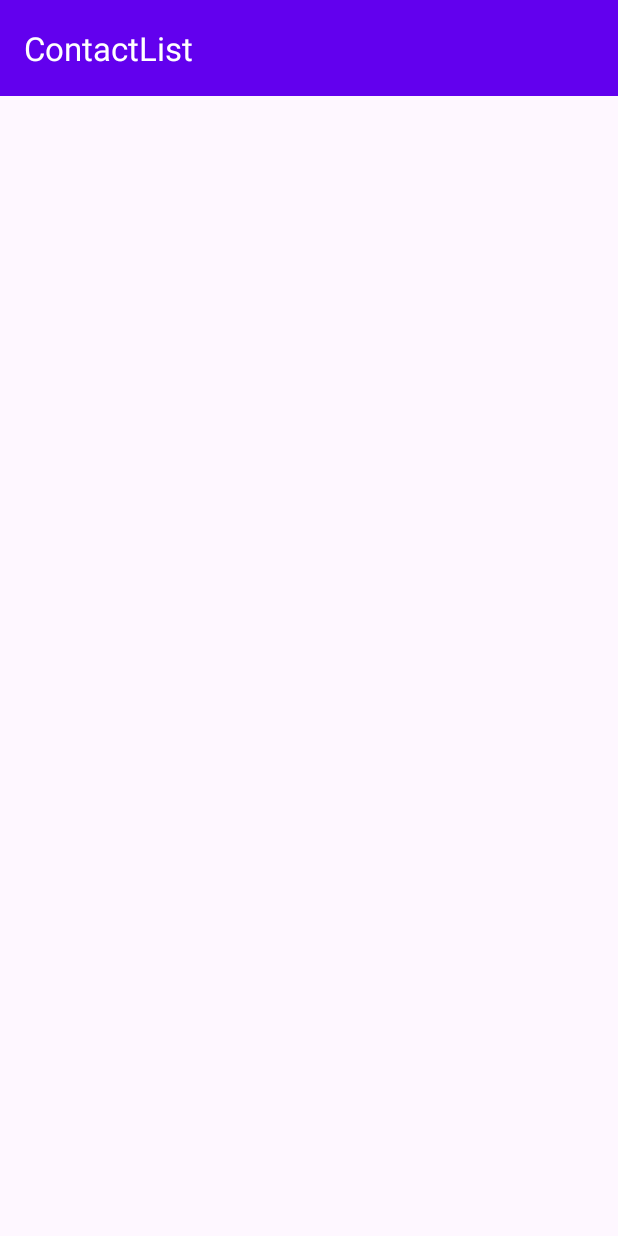
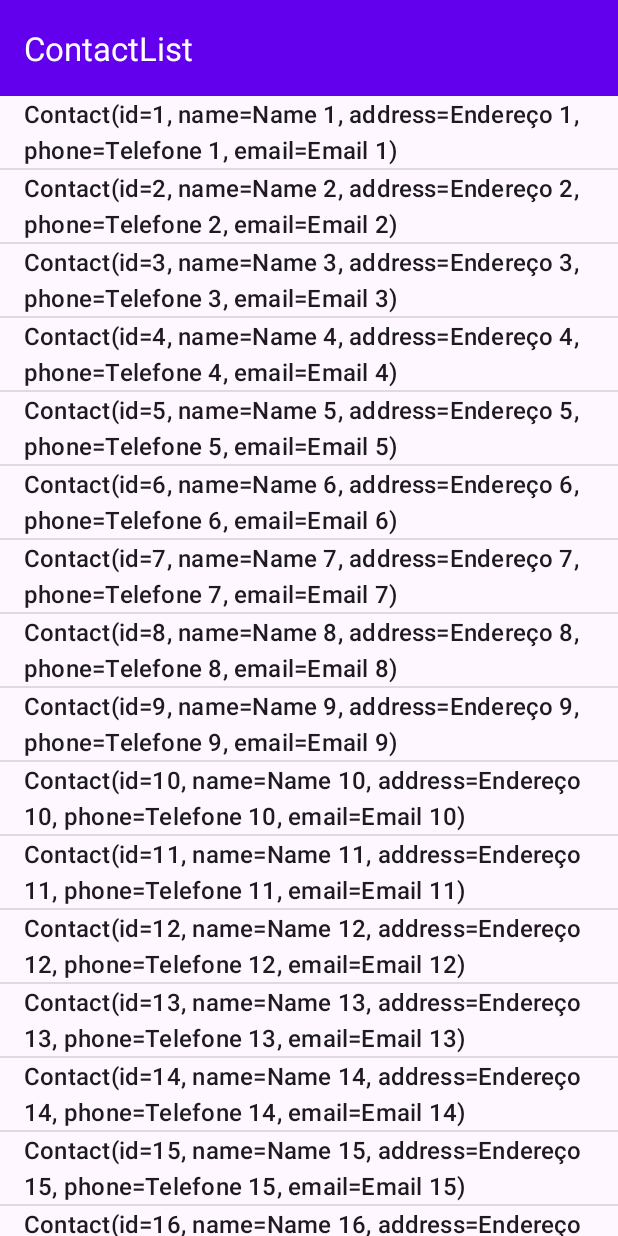
Before and after one commit to erlonprifsp/ContactList, an Android app: the screen it shows after launch (MainActivity), on a phone screen of 412 x 824 dp. Run offline under Robolectric (Android 15) with nearby library versions, the phone set to English and light mode, and no system bars.

Commit message:
pratica - fase 1 - 21:26

```diff
--- a/app/src/main/java/br/edu/scl/ifsp/sdm/contactlist/view/MainActivity.kt
+++ b/app/src/main/java/br/edu/scl/ifsp/sdm/contactlist/view/MainActivity.kt
@@ -4,8 +4,12 @@ package br.edu.scl.ifsp.sdm.contactlist.view // declara o pacote em que a classe
 import androidx.appcompat.app.AppCompatActivity // importa a classe AppCompatActivity
 // AppCompatActivity é a classe base para todas as atividades do AppCompat, que são atividades que utilizam o tema do AppCompat
 import android.os.Bundle // importa a classe Bundle
+import android.widget.ArrayAdapter
 // A classe Bundle é uma classe que representa um conjunto de pares de chave-valor. Os bundles são frequentemente usados para armazenar dados que precisam ser passados entre atividades ou entre uma atividade e um fragmento
 import br.edu.scl.ifsp.sdm.contactlist.databinding.ActivityMainBinding
+import br.edu.scl.ifsp.sdm.contactlist.model.Contact
+
+
 
 class MainActivity : AppCompatActivity() { // declara a classe MainActivity como uma subclasse da classe AppCompatActivity, com isso, ela herdará todos os métodos e membros da classe AppCompatActivity
     private val amb: ActivityMainBinding by lazy { // declara uma variável privada chamada amb do tipo ActivityMainBinding
@@ -13,8 +17,35 @@ class MainActivity : AppCompatActivity() { // declara a classe MainActivity como
         ActivityMainBinding.inflate(layoutInflater) // infla o layout activity_main.xml na memória e retorná-lo como uma instância da classe ActivityMainBinding
     }
 
+    // Data source
+    private val contactList: MutableList<Contact> = mutableListOf()
+
+    // Adapter
+    private val contactAdapter: ArrayAdapter<String> by lazy {
+        ArrayAdapter(this, android.R.layout.simple_list_item_1, contactList.map{ it.toString() })
+    }
+
     override fun onCreate(savedInstanceState: Bundle?) { // este método é chamado quando a atividade é criada pela primeira vez
         super.onCreate(savedInstanceState) // chama o método onCreate() da classe pai AppCompatActivity
         setContentView(amb.root) // define o conteúdo da atividade para a raiz do layout vinculado à propriedade amb
+
+        fillContacts() // chamada da função fillContacts()
+
+        amb.contactsLv.adapter = contactAdapter // define o adaptador
+    }
+
+    // função que preenche o data source
+    private fun fillContacts() {
+        for (i in 1..50) {
+            contactList.add(
+                Contact(
+                    i,
+                    name = "Name $i",
+                    address = "Endereço $i",
+                    phone = "Telefone $i",
+                    email = "Email $i"
+                )
+            )
+        }
     }
 }
--- a/app/src/main/res/layout/activity_main.xml
+++ b/app/src/main/res/layout/activity_main.xml
@@ -15,4 +15,15 @@
         app:layout_constraintStart_toStartOf="parent"
         app:layout_constraintTop_toTopOf="parent" />
 
+        <ListView
+            android:id="@+id/contactsLv"
+            android:layout_width="match_parent"
+            android:layout_height="0dp"
+            app:layout_constraintStart_toStartOf="parent"
+            app:layout_constraintEnd_toEndOf="parent"
+            app:layout_constraintTop_toBottomOf="@id/toolbarIn"
+            app:layout_constraintBottom_toBottomOf="parent"
+            />
+
+
 </androidx.constraintlayout.widget.ConstraintLayout>
```
